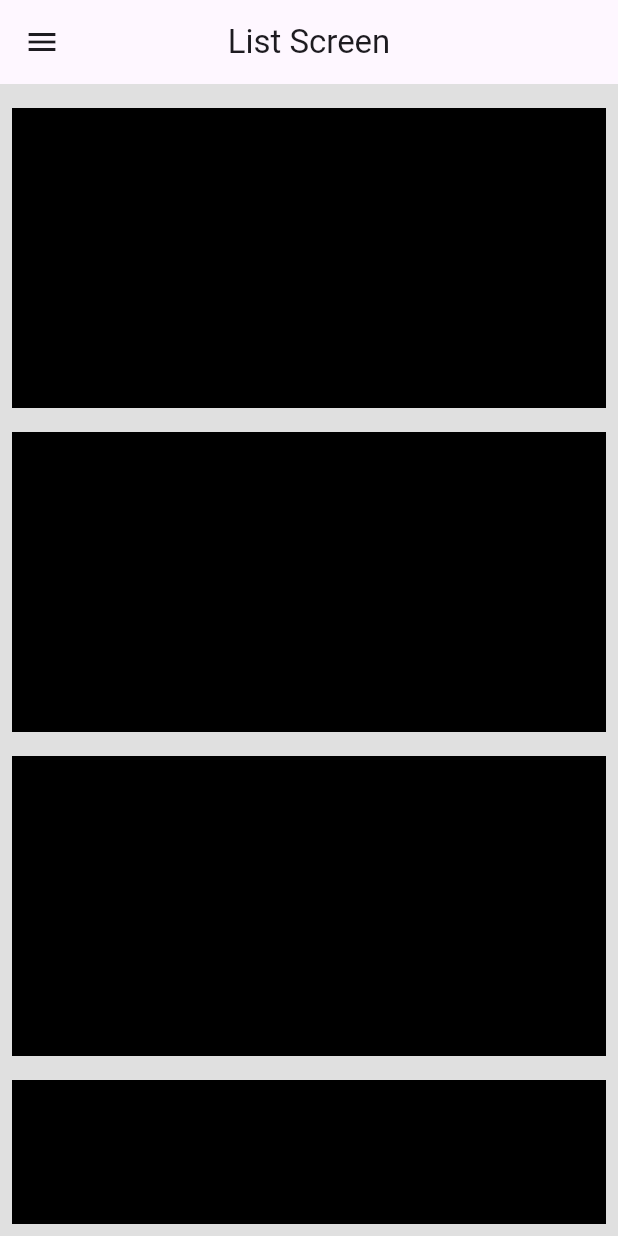
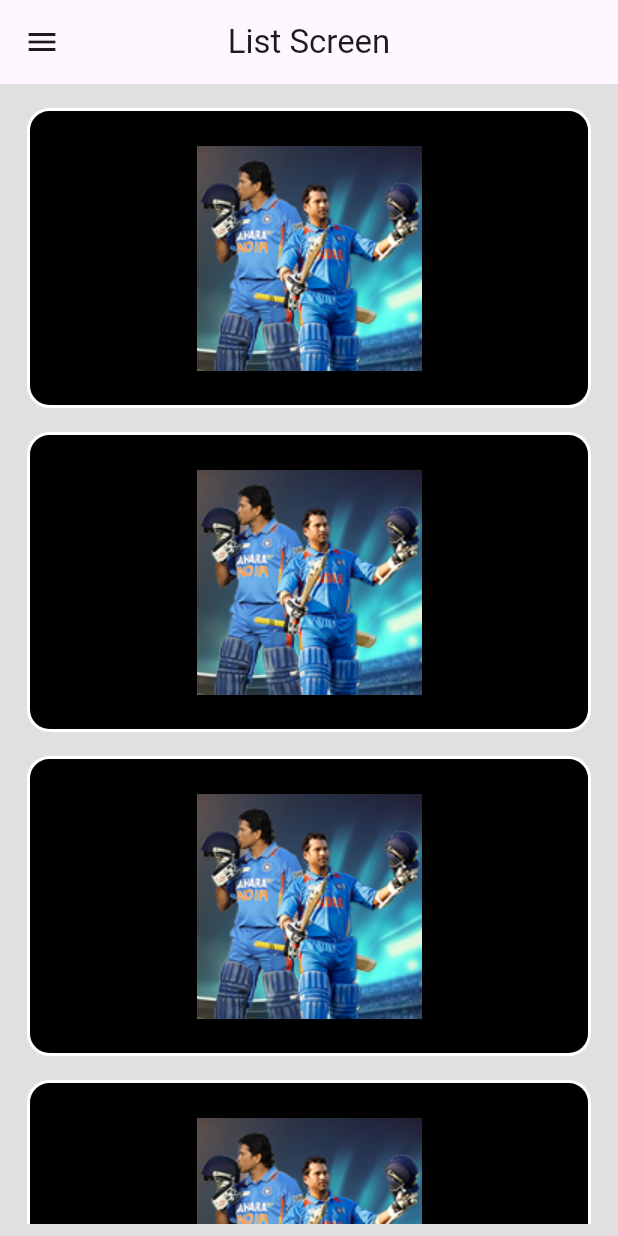
Before and after one commit to AnJasid/game_info, a Flutter app: the ListScreen screen opened directly, on a phone screen of 412 x 824 dp. Run offline on Flutter 3.47's test engine with Material 3 defaults, Android fonts, the phone set to English and light mode, and no system bars; our stand-ins replace flutter_riverpod.

Commit message:
update to implement image

```diff
--- a/lib/sport_list/sport_item.dart
+++ b/lib/sport_list/sport_item.dart
@@ -21,16 +21,27 @@ class SportItem extends StatelessWidget {
   @override
   Widget build(BuildContext context) {
     return Padding(
-      padding: const EdgeInsets.symmetric(vertical: 8),
+      padding: const EdgeInsets.symmetric(vertical: 8, horizontal: 10),
       child: GestureDetector(
         onTap: () {
           _goToInfoScreen(context);
         },
         child: Container(
           height: 200,
-          width: double.infinity,
-          decoration: const BoxDecoration(
+          decoration: BoxDecoration(
             color: Colors.black,
+            borderRadius: BorderRadius.circular(15),
+            border: Border.all(
+              color: Colors.white,
+              width: 2.0,
+            ),
+          ),
+          child: Center(
+            child: Container(
+              width: 150,
+              height: 150,
+              child: Image.asset('assets/example.png'),
+            ),
           ),
         ),
       ),
```
Also changed, not shown: assets/BG.png (deleted), assets/example.png (added).
